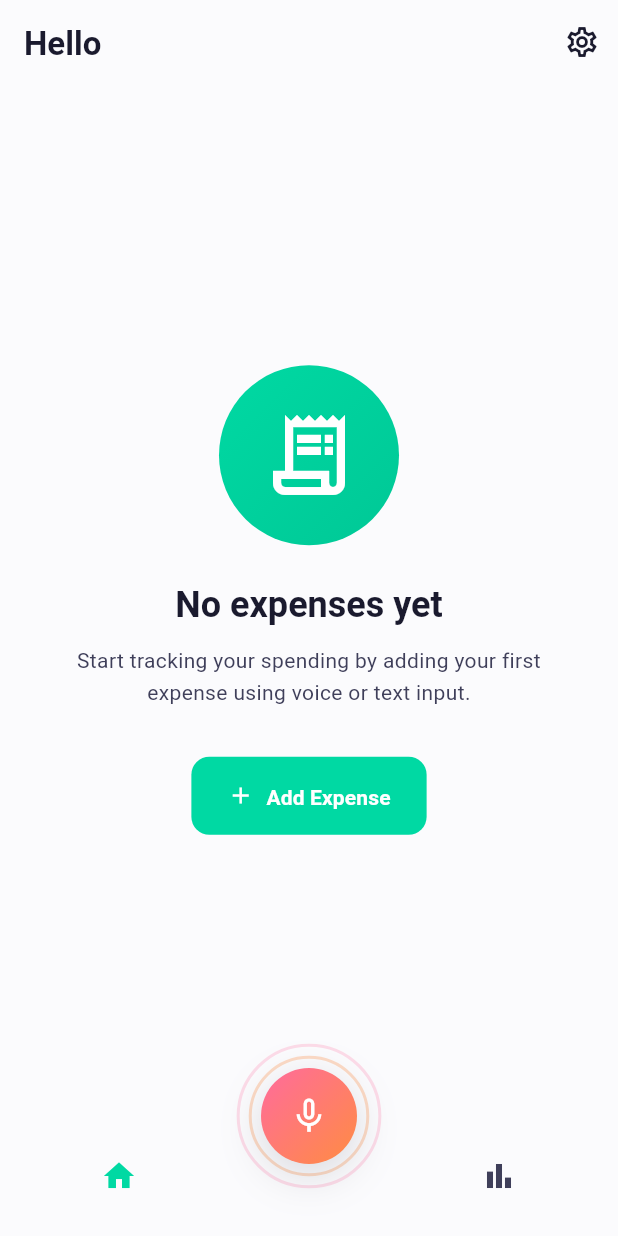
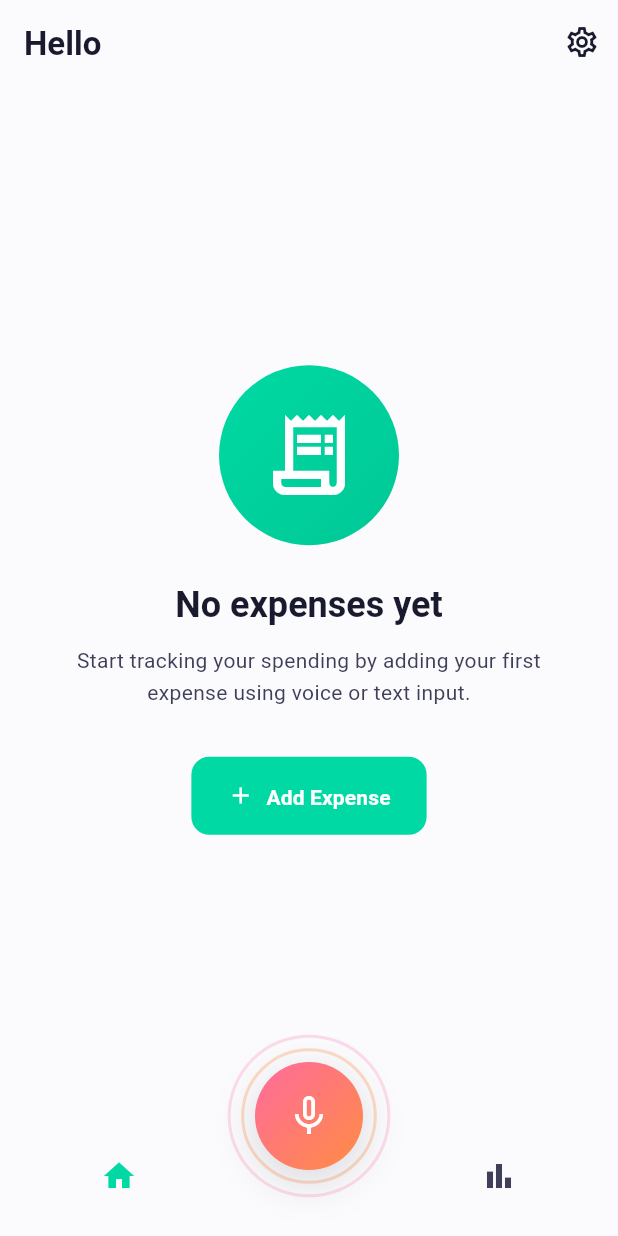
Before and after one commit to phanvantai/quick_spend, a Flutter app: the MainScreen screen opened directly, after a tap on "Add Expense", on a phone screen of 412 x 824 dp. Run offline on Flutter 3.47's test engine with Material 3 defaults, Android fonts, the phone set to English and light mode, and no system bars; our stand-ins replace cloud_firestore, easy_localization, firebase_ai, firebase_core, flutter_slidable, permission_handler and 3 more; accounts and stored records are empty.

Commit message:
feat: always show pulsing hint and increase voice button size
Made two UX improvements to the voice button:

1. **Always show pulsing animation**:
   - Removed 3-use limit on pulsing hint
   - Pulsing rings now always visible after tutorial is dismissed
   - Provides constant visual affordance for the voice button
   - Removed recording count logic from _startRecording

2. **Increased voice button size**:
   - FAB size: 64x64 → 72x72 pixels
   - Icon size: 28 → 32 pixels
   - Pulsing rings scaled proportionally (72 * animation value)
   - More prominent and easier to tap

These changes make the voice button more discoverable and
accessible, with constant visual feedback that encourages
voice input usage.

```diff
--- a/lib/screens/main_screen.dart
+++ b/lib/screens/main_screen.dart
@@ -148,10 +148,8 @@ class _MainScreenState extends State<MainScreen> with TickerProviderStateMixin {
   Future<void> _checkTutorialStatus() async {
     debugPrint('📚 [MainScreen] Checking tutorial status...');
     final hasShown = await _prefsService.hasShownVoiceTutorial();
-    final shouldPulse = await _prefsService.shouldShowVoicePulsingHint();
 
     debugPrint('📚 [MainScreen] Tutorial shown: $hasShown');
-    debugPrint('📚 [MainScreen] Should show pulse: $shouldPulse');
 
     if (!hasShown) {
       // Show tutorial immediately on first launch
@@ -161,8 +159,8 @@ class _MainScreenState extends State<MainScreen> with TickerProviderStateMixin {
           _showTutorial = true;
         });
       }
-    } else if (shouldPulse) {
-      // Show pulsing hint for first 3 uses after tutorial
+    } else {
+      // Always show pulsing hint after tutorial is dismissed
       setState(() {
         _shouldShowPulse = true;
       });
@@ -224,16 +222,6 @@ class _MainScreenState extends State<MainScreen> with TickerProviderStateMixin {
     if (!hasPermission) {
       debugPrint('❌ [MainScreen] Cannot record - permissions not granted');
       return;
-    }
-
-    // Increment recording count and stop pulse hint
-    await _prefsService.incrementVoiceRecordingCount();
-    final shouldStopPulse = await _prefsService.getVoiceRecordingCount() >= 3;
-    if (shouldStopPulse && _shouldShowPulse) {
-      _pulseController.stop();
-      setState(() {
-        _shouldShowPulse = false;
-      });
     }
 
     if (!mounted) return;
@@ -856,8 +844,8 @@ class _MainScreenState extends State<MainScreen> with TickerProviderStateMixin {
           : null,
       child: Container(
         key: _fabKey,
-        width: 64,
-        height: 64,
+        width: 72,
+        height: 72,
         decoration: BoxDecoration(
           gradient: buttonGradient,
           shape: BoxShape.circle,
@@ -869,7 +857,7 @@ class _MainScreenState extends State<MainScreen> with TickerProviderStateMixin {
           child: InkWell(
             onTap: onTapAction,
             customBorder: const CircleBorder(),
-            child: Icon(buttonIcon, color: Colors.white, size: 28),
+            child: Icon(buttonIcon, color: Colors.white, size: 32),
           ),
         ),
       ),
@@ -885,8 +873,8 @@ class _MainScreenState extends State<MainScreen> with TickerProviderStateMixin {
             children: [
               // Outer ring
               Container(
-                width: 64 * _pulseAnimation.value * 1.2,
-                height: 64 * _pulseAnimation.value * 1.2,
+                width: 72 * _pulseAnimation.value * 1.2,
+                height: 72 * _pulseAnimation.value * 1.2,
                 decoration: BoxDecoration(
                   shape: BoxShape.circle,
                   border: Border.all(
@@ -898,8 +886,8 @@ class _MainScreenState extends State<MainScreen> with TickerProviderStateMixin {
               ),
               // Inner ring
               Container(
-                width: 64 * _pulseAnimation.value,
-                height: 64 * _pulseAnimation.value,
+                width: 72 * _pulseAnimation.value,
+                height: 72 * _pulseAnimation.value,
                 decoration: BoxDecoration(
                   shape: BoxShape.circle,
                   border: Border.all(
```
